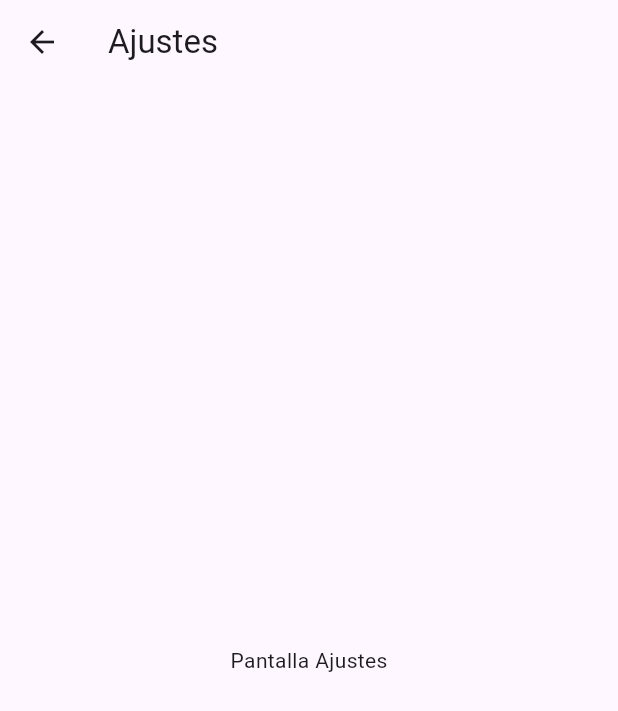
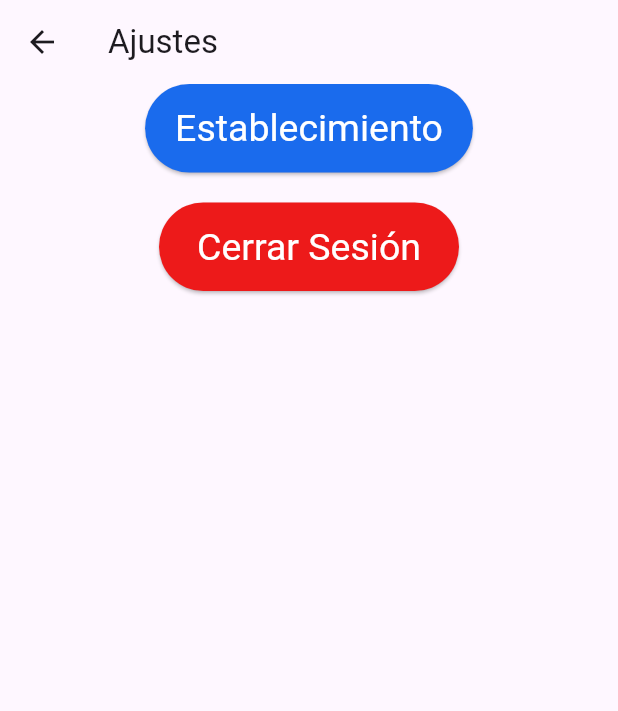
Before and after one commit to Nintventario-Team/NintventarioApp-beta, a Flutter app: the SettingsScreen screen opened directly, on a phone screen of 412 x 824 dp. Shown: the top 711 px of the screen. Run offline on Flutter 3.47's test engine with Material 3 defaults, Android fonts, the phone set to English and light mode, and no system bars.

Commit message:
small advance

```diff
--- a/nintventario/lib/main.dart
+++ b/nintventario/lib/main.dart
@@ -4,13 +4,15 @@ import "package:nintventario/screens/login_page.dart";
 void main() => runApp(MaterialApp(
       debugShowCheckedModeBanner: false,
       theme: ThemeData(brightness: Brightness.light, primaryColor: Colors.cyan),
-      home: Login(),
+      home: const Login(),
     ));
 
 class Login extends StatelessWidget {
+  const Login({super.key});
+
   @override
   Widget build(BuildContext context) {
-    return Scaffold(
+    return const Scaffold(
       body: LoginApp(),
     );
   }
--- a/nintventario/lib/screens/settings.dart
+++ b/nintventario/lib/screens/settings.dart
@@ -1,4 +1,7 @@
 import 'package:flutter/material.dart';
+import 'package:nintventario/screens/login_page.dart';
+
+double _spaceSize = 20;
 
 class SettingsScreen extends StatelessWidget {
   const SettingsScreen({super.key});
@@ -6,8 +9,46 @@ class SettingsScreen extends StatelessWidget {
   @override
   Widget build(BuildContext context) {
     return Scaffold(
-      appBar: AppBar(title: const Text('Ajustes')),
-      body: const Center(child: Text('Pantalla Ajustes')),
+      appBar: AppBar(title: const Text('Ajustes'),),
+      body: Column(children: [
+          Center(
+            child: ElevatedButton(
+              onPressed: () {
+                Navigator.push(
+                  context,
+                  MaterialPageRoute(builder: (context) => const LoginApp()),
+                );
+              },
+                style: ElevatedButton.styleFrom(
+                  backgroundColor: const Color.fromARGB(255, 26, 107, 237),
+                  minimumSize: const Size(200, 50),
+                  padding: const EdgeInsets.symmetric(horizontal: 20, vertical: 15),
+                  textStyle: const TextStyle(fontSize: 25),
+                  foregroundColor: const Color.fromARGB(255, 255, 255, 255)
+                ),
+                  child: const Text('Establecimiento'),
+          )
+        ),
+        SizedBox(height: _spaceSize),
+        Center(
+          child: ElevatedButton(
+              onPressed: () {
+                Navigator.push(
+                  context,
+                  MaterialPageRoute(builder: (context) => const LoginApp()),
+                );
+              },
+                style: ElevatedButton.styleFrom(
+                  backgroundColor: const Color.fromARGB(255, 237, 26, 26),
+                  minimumSize: const Size(200, 50),
+                  padding: const EdgeInsets.symmetric(horizontal: 20, vertical: 15),
+                  textStyle: const TextStyle(fontSize: 25),
+                  foregroundColor: const Color.fromARGB(255, 255, 255, 255)
+                ),
+                  child: const Text('Cerrar Sesión'),
+          )
+        ),
+      ]),
     );
   }
 }
```
Also changed, not shown: nintventario/lib/screens/home.dart (+10 -4 lines), nintventario/lib/screens/inventory_details.dart (+7 -3 lines), nintventario/lib/screens/login_page.dart (+8 -9 lines), nintventario/lib/screens/sale_spots.dart (+15 -7 lines), nintventario/lib/widgets/tab_widget.dart (+21 -4 lines).
